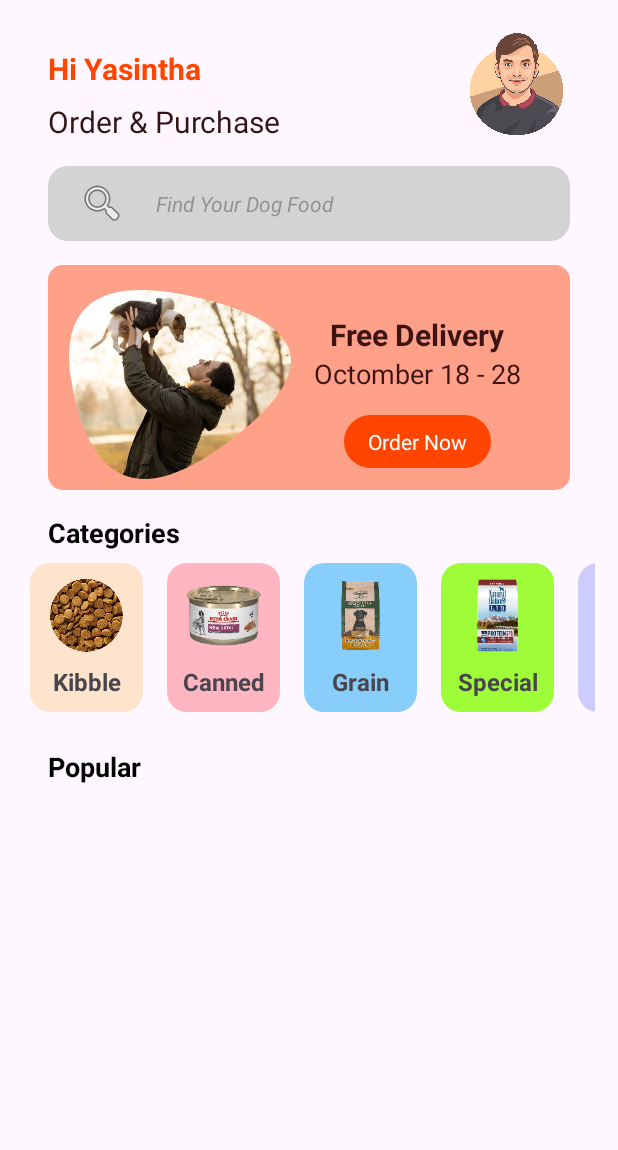
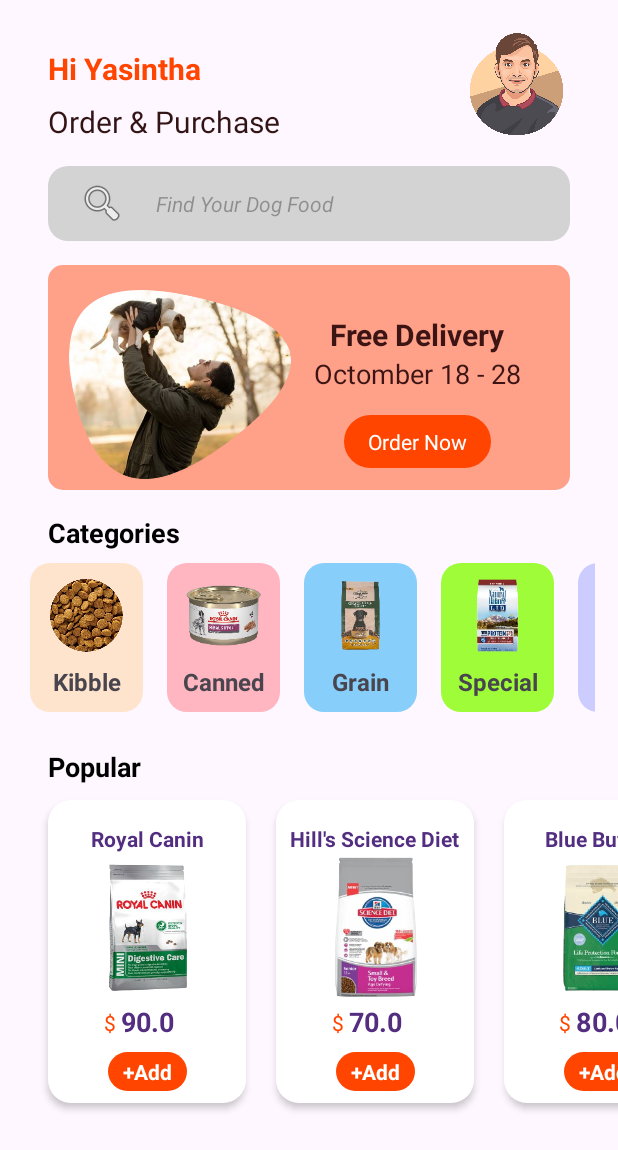
Before and after one commit to yasinthamadusanka/dog_nutrition, an Android app: the screen it shows after launch (MainActivity), on a phone screen of 412 x 824 dp. Shown: the top 1150 px of the screen. Run offline under Robolectric (Android 15) with nearby library versions, the phone set to English and light mode, and no system bars.

```diff
--- a/app/src/main/AndroidManifest.xml
+++ b/app/src/main/AndroidManifest.xml
@@ -14,6 +14,9 @@
         android:supportsRtl="true"
         android:theme="@style/Theme.DogNutrition"
         tools:targetApi="31">
+        <activity
+            android:name=".ShowDetailsActivity"
+            android:exported="false" />
         <activity
             android:name=".PaymentMethodActivity"
             android:exported="false" />
--- a/app/src/main/java/com/example/dognutrition/MainActivity.java
+++ b/app/src/main/java/com/example/dognutrition/MainActivity.java
@@ -12,14 +12,15 @@
 import java.util.ArrayList;
 
 public class MainActivity extends AppCompatActivity {
-private RecyclerView.Adapter adapter;
-private RecyclerView recyclerView;
+private RecyclerView.Adapter adapter, adapter2;
+private RecyclerView recyclerView, recyclerView2;
     @Override
     protected void onCreate(Bundle savedInstanceState) {
         super.onCreate(savedInstanceState);
         setContentView(R.layout.activity_main);
 
         recyclerViewCategory();
+        recyclerViewPopular();
     }
 
     private void recyclerViewCategory(){
@@ -37,4 +38,18 @@
         adapter = new CategoryAdapter(categories);
         recyclerView.setAdapter(adapter);
     }
+
+    private void recyclerViewPopular(){
+      LinearLayoutManager linearLayoutManager = new LinearLayoutManager(this, LinearLayoutManager.HORIZONTAL,false);
+      recyclerView2 = findViewById(R.id.recyclerView2);
+      recyclerView2.setLayoutManager(linearLayoutManager);
+
+      ArrayList<Popular> populars = new ArrayList<>();
+      populars.add(new Popular("Royal Canin","pic1","Tailored nutrition for different dog sizes (small, medium, large)",90.0));
+      populars.add(new Popular("Hill's Science Diet","pic2","Available in chicken and barley or lamb and rice, formulated for adults",70.0));
+      populars.add(new Popular("Blue Buffalo","pic3","Includes real meat as the first ingredient, with whole grains and garden",80.0));
+
+      adapter2 = new PopularAdapter(populars);
+      recyclerView2.setAdapter(adapter2);
+    }
 }
--- /dev/null
+++ b/app/src/main/java/com/example/dognutrition/Popular.java
@@ -0,0 +1,64 @@
+package com.example.dognutrition;
+
+public class Popular {
+    private String title;
+    private String pic;
+    private String description;
+    private Double fee;
+    private int numberInCart;
+
+    public Popular(String title, String pic, String description, Double fee) {
+        this.title = title;
+        this.pic = pic;
+        this.description = description;
+        this.fee = fee;
+    }
+
+    public Popular(String title, String pic, String description, Double fee, int numberInCart) {
+        this.title = title;
+        this.pic = pic;
+        this.description = description;
+        this.fee = fee;
+        this.numberInCart = numberInCart;
+    }
+
+    public String getTitle() {
+        return title;
+    }
+
+    public void setTitle(String title) {
+        this.title = title;
+    }
+
+    public String getPic() {
+        return pic;
+    }
+
+    public void setPic(String pic) {
+        this.pic = pic;
+    }
+
+    public String getDescription() {
+        return description;
+    }
+
+    public void setDescription(String description) {
+        this.description = description;
+    }
+
+    public Double getFee() {
+        return fee;
+    }
+
+    public void setFee(Double fee) {
+        this.fee = fee;
+    }
+
+    public int getNumberInCart() {
+        return numberInCart;
+    }
+
+    public void setNumberInCart(int numberInCart) {
+        this.numberInCart = numberInCart;
+    }
+}
--- /dev/null
+++ b/app/src/main/java/com/example/dognutrition/PopularAdapter.java
@@ -0,0 +1,67 @@
+package com.example.dognutrition;
+
+import android.view.LayoutInflater;
+import android.view.View;
+import android.view.ViewGroup;
+import android.widget.ImageView;
+import android.widget.TextView;
+
+import androidx.annotation.NonNull;
+import androidx.constraintlayout.widget.ConstraintLayout;
+import androidx.core.content.ContextCompat;
+import androidx.recyclerview.widget.RecyclerView;
+
+import com.bumptech.glide.Glide;
+
+import java.util.ArrayList;
+
+public class PopularAdapter extends RecyclerView.Adapter<PopularAdapter.ViewHolder> {
+    ArrayList<Popular> populars;
+
+    public PopularAdapter(ArrayList<Popular> populars) {
+        this.populars = populars;
+    }
+
+    @Override
+    public PopularAdapter.ViewHolder onCreateViewHolder(@NonNull ViewGroup parent, int viewType) {
+        View inflate = LayoutInflater.from(parent.getContext()).inflate(R.layout.viewholder_popular,parent,false);
+        return  new ViewHolder(inflate);
+    }
+
+    @Override
+    public void onBindViewHolder(@NonNull PopularAdapter.ViewHolder holder, int position) {
+        holder.title.setText(populars.get(position).getTitle());
+        holder.fee.setText(String.valueOf(populars.get(position).getFee()));
+        holder.title.setText(populars.get(position).getTitle());
+        holder.title.setText(populars.get(position).getTitle());
+
+
+
+        int drawableResourceId = holder.itemView.getContext().getResources().getIdentifier(populars.get(position).getPic(), "drawable", holder.itemView.getContext().getPackageName());
+
+        Glide.with(holder.itemView.getContext())
+                .load(drawableResourceId)
+                .into(holder.pic);
+    }
+
+    @Override
+    public int getItemCount() {
+        return populars.size();
+    }
+
+    public class ViewHolder extends RecyclerView.ViewHolder {
+        TextView title, fee;
+        ImageView pic;
+        TextView addBtn;
+
+        public ViewHolder(@NonNull View itemView) {
+            super(itemView);
+            title = itemView.findViewById(R.id.title);
+            fee = itemView.findViewById(R.id.fee);
+            pic = itemView.findViewById(R.id.pic);
+            addBtn = itemView.findViewById(R.id.addBtn);
+
+
+        }
+    }
+}
--- /dev/null
+++ b/app/src/main/java/com/example/dognutrition/ShowDetailsActivity.java
@@ -0,0 +1,14 @@
+package com.example.dognutrition;
+
+import androidx.appcompat.app.AppCompatActivity;
+
+import android.os.Bundle;
+
+public class ShowDetailsActivity extends AppCompatActivity {
+
+    @Override
+    protected void onCreate(Bundle savedInstanceState) {
+        super.onCreate(savedInstanceState);
+        setContentView(R.layout.activity_show_details);
+    }
+}
--- /dev/null
+++ b/app/src/main/res/drawable/card_background.xml
@@ -0,0 +1,9 @@
+<?xml version="1.0" encoding="utf-8"?>
+<selector xmlns:android="http://schemas.android.com/apk/res/android">
+    <item>
+        <shape android:shape="rectangle">
+            <solid android:color="#ffffff"/>
+            <corners android:radius="15dp"/>
+        </shape>
+    </item>
+</selector>
--- a/app/src/main/res/layout/activity_main.xml
+++ b/app/src/main/res/layout/activity_main.xml
@@ -18,7 +18,8 @@
         <LinearLayout
             android:layout_width="match_parent"
             android:layout_height="wrap_content"
-            android:orientation="vertical">
+            android:orientation="vertical"
+            android:paddingBottom="90dp">
 
             <androidx.constraintlayout.widget.ConstraintLayout
                 android:layout_width="match_parent"
@@ -193,8 +194,12 @@
                     app:layout_constraintTop_toBottomOf="@+id/recyclerView" />
 
                 <androidx.recyclerview.widget.RecyclerView
+                    android:id="@+id/recyclerView2"
                     android:layout_width="match_parent"
                     android:layout_height="match_parent"
+                    android:clipToPadding="false"
+                    android:paddingStart="22dp"
+                    android:paddingEnd="22dp"
                     app:layout_constraintEnd_toEndOf="parent"
                     app:layout_constraintStart_toStartOf="parent"
                     app:layout_constraintTop_toBottomOf="@+id/textView14" />
--- /dev/null
+++ b/app/src/main/res/layout/activity_show_details.xml
@@ -0,0 +1,9 @@
+<?xml version="1.0" encoding="utf-8"?>
+<androidx.constraintlayout.widget.ConstraintLayout xmlns:android="http://schemas.android.com/apk/res/android"
+    xmlns:app="http://schemas.android.com/apk/res-auto"
+    xmlns:tools="http://schemas.android.com/tools"
+    android:layout_width="match_parent"
+    android:layout_height="match_parent"
+    tools:context=".ShowDetailsActivity">
+
+</androidx.constraintlayout.widget.ConstraintLayout>
--- /dev/null
+++ b/app/src/main/res/layout/viewholder_popular.xml
@@ -0,0 +1,77 @@
+<?xml version="1.0" encoding="utf-8"?>
+<androidx.constraintlayout.widget.ConstraintLayout xmlns:android="http://schemas.android.com/apk/res/android"
+    xmlns:app="http://schemas.android.com/apk/res-auto"
+    xmlns:tools="http://schemas.android.com/tools"
+    android:layout_width="wrap_content"
+    android:layout_height="wrap_content"
+    android:layout_margin="10dp"
+    android:background="@drawable/card_background"
+    android:elevation="3dp">
+
+    <ImageView
+        android:id="@+id/pic"
+        android:layout_width="100dp"
+        android:layout_height="100dp"
+        android:layout_marginStart="16dp"
+        android:layout_marginEnd="16dp"
+        app:layout_constraintEnd_toEndOf="parent"
+        app:layout_constraintStart_toStartOf="parent"
+        app:layout_constraintTop_toBottomOf="@+id/title"
+        app:srcCompat="@drawable/pic1" />
+
+    <TextView
+        android:id="@+id/title"
+        android:layout_width="wrap_content"
+        android:layout_height="wrap_content"
+        android:layout_marginStart="4dp"
+        android:layout_marginTop="16dp"
+        android:layout_marginEnd="4dp"
+        android:text="title"
+        android:textColor="#522d80"
+        android:textStyle="bold"
+        app:layout_constraintEnd_toEndOf="parent"
+        app:layout_constraintStart_toStartOf="parent"
+        app:layout_constraintTop_toTopOf="parent" />
+
+    <TextView
+        android:id="@+id/fee"
+        android:layout_width="wrap_content"
+        android:layout_height="wrap_content"
+        android:text="0.0"
+        android:textColor="#522d80"
+        android:textSize="18sp"
+        android:textStyle="bold"
+        app:layout_constraintEnd_toEndOf="@+id/pic"
+        app:layout_constraintStart_toStartOf="@+id/pic"
+        app:layout_constraintTop_toBottomOf="@+id/pic" />
+
+    <TextView
+        android:id="@+id/textView16"
+        android:layout_width="wrap_content"
+        android:layout_height="wrap_content"
+        android:layout_marginTop="1dp"
+        android:layout_marginEnd="3dp"
+        android:text="$"
+        android:textColor="#ff4500"
+        app:layout_constraintBottom_toBottomOf="@+id/fee"
+        app:layout_constraintEnd_toStartOf="@+id/fee"
+        app:layout_constraintTop_toBottomOf="@+id/pic" />
+
+    <TextView
+        android:id="@+id/addBtn"
+        android:layout_width="wrap_content"
+        android:layout_height="wrap_content"
+        android:layout_margin="8dp"
+        android:background="@drawable/background_btn"
+        android:paddingStart="10dp"
+        android:paddingTop="3dp"
+        android:paddingEnd="10dp"
+        android:paddingBottom="3dp"
+        android:text="+Add"
+        android:textColor="#ffffff"
+        android:textStyle="bold"
+        app:layout_constraintBottom_toBottomOf="parent"
+        app:layout_constraintEnd_toEndOf="@+id/pic"
+        app:layout_constraintStart_toStartOf="@+id/pic"
+        app:layout_constraintTop_toBottomOf="@+id/fee" />
+</androidx.constraintlayout.widget.ConstraintLayout>
```
Also changed, not shown: app/src/main/res/drawable/pic1.png (added), app/src/main/res/drawable/pic2.png (added), app/src/main/res/drawable/pic3.png (added).
